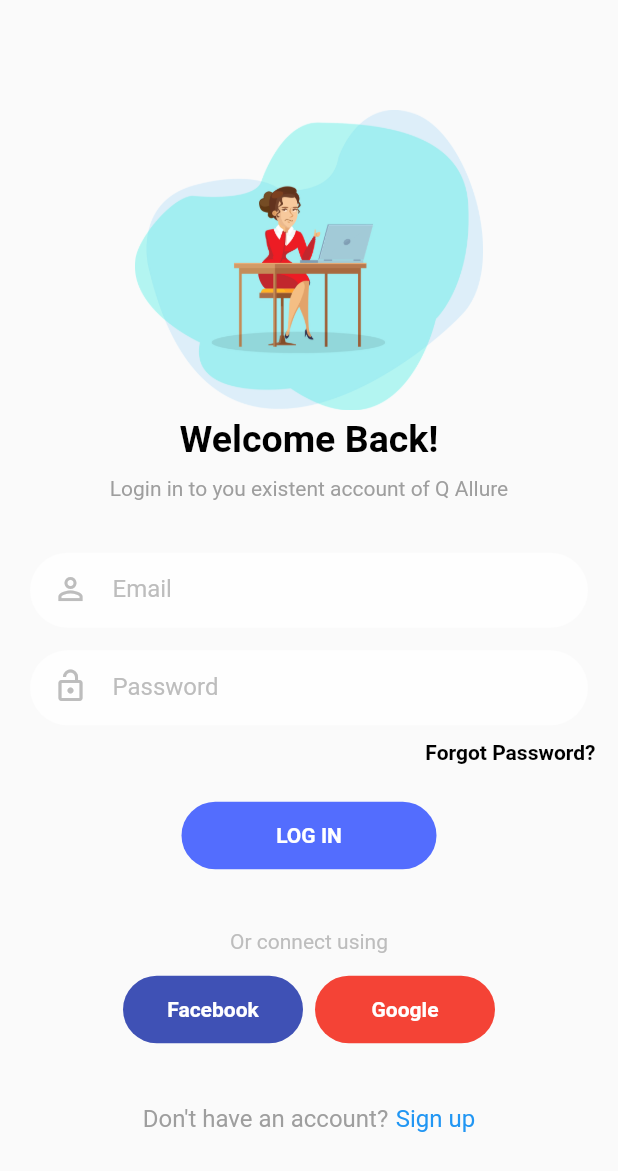
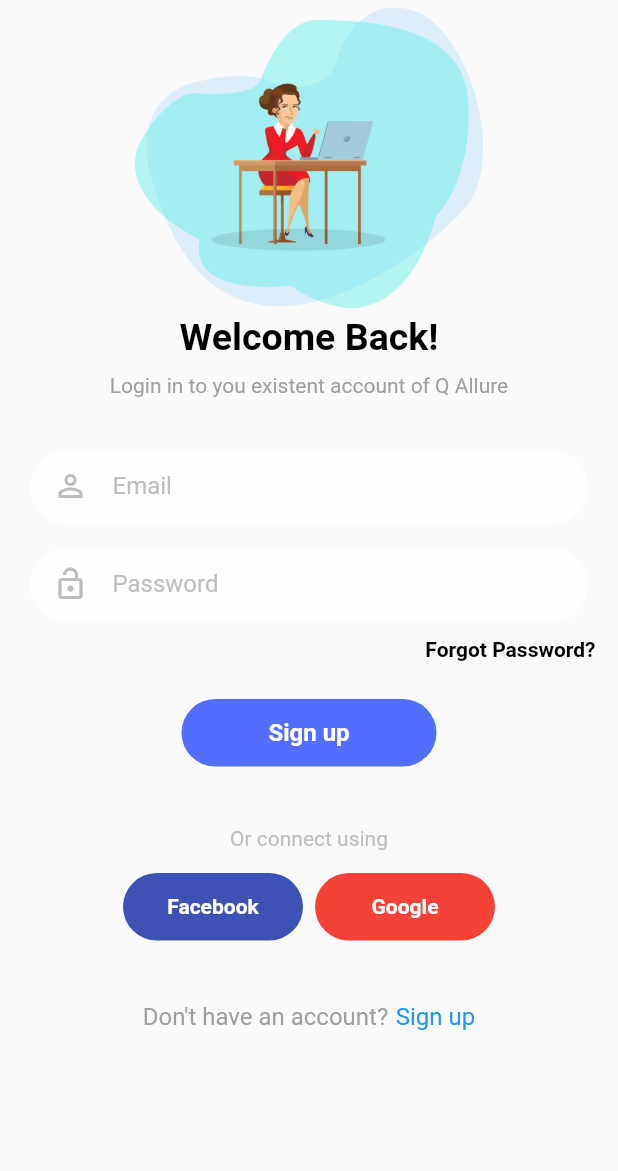
Before and after one commit to qodirxon0115/prefdemo, a Flutter app: the screen it shows after launch, on a phone screen of 412 x 824 dp. Shown: the top 1171 px of the screen. Run offline on Flutter 3.47's test engine with Material 2 defaults, Android fonts, the phone set to English and light mode, and no system bars; our stand-ins replace shared_preferences.

Commit message:
object storage added

```diff
--- a/lib/model/user_model.dart
+++ b/lib/model/user_model.dart
@@ -1,3 +1,6 @@
+
+
+
 class User{
   late String id;
   late String email;
@@ -11,6 +14,7 @@ class User{
         email = json["email"],
         password = json["password"];
 
+
   Map<String, dynamic> toJson() => {
     "id": id,
     "email": email,
--- a/lib/pages/home_page.dart
+++ b/lib/pages/home_page.dart
@@ -1,5 +1,8 @@
 import 'package:flutter/material.dart';
 import 'package:prefdemo/pages/signup_page.dart';
+
+import '../model/user_model.dart';
+import '../services/prefs_service.dart';
 
 class HomePage extends StatefulWidget {
   const HomePage({Key? key}) : super(key: key);
@@ -14,22 +17,24 @@ class _HomePageState extends State<HomePage> {
   final emailController = TextEditingController();
   final passwordController = TextEditingController();
 
-  // void _doLogin(){
-  //   String email = emailController.text.toString().trim();
-  //   String password = passwordController.text.toString().trim();
-  //   User user = User.from(email: email, password: password);
-  //   Prefs.storeUser(user);
-  //
-  //   Prefs.loadUser().then((user) => {
-  //     print(user?.email),
-  //   });
-  // }
+  void _doLogin(){
+    String email = emailController.text.toString().trim();
+    String password = passwordController.text.toString().trim();
+    User user = User.from(email: email, password: password);
+
+    Prefs.storeUser(user);
+
+    Prefs.loadUser().then((value) => {
+      print(user.password)
+    });
+  }
 
   @override
   Widget build(BuildContext context) {
     return Scaffold(
       backgroundColor: Colors.grey[250],
-      body: Column(
+      body: SingleChildScrollView(
+        child: Column(
           mainAxisAlignment: MainAxisAlignment.center,
           children: [
 
@@ -124,9 +129,13 @@ class _HomePageState extends State<HomePage> {
                 borderRadius: BorderRadius.circular(50),
                 color: Colors.indigoAccent,
               ),
-            child: const Center(
-                child: Text("LOG IN",
-                  style: TextStyle(color: Colors.white, fontWeight: FontWeight.bold),)),
+              child: Center(
+                child:
+                GestureDetector(
+                  onTap: _doLogin,
+                  child: const Text("Sign up", style: TextStyle(color: Colors.white,
+                      fontSize: 16, fontWeight: FontWeight.bold),),
+                ),),
             ),
 
             const SizedBox(height: 40,),
@@ -199,6 +208,7 @@ class _HomePageState extends State<HomePage> {
             ),
           ],
         ),
+      ),
     );
   }
 }
--- a/lib/services/prefs_service.dart
+++ b/lib/services/prefs_service.dart
@@ -23,7 +23,7 @@ class Prefs{
   static storeUser(User user) async {
     SharedPreferences prefs = await SharedPreferences.getInstance();
     String stringUser = jsonEncode(user);
-    prefs.setString("user", stringUser);
+    await prefs.setString("user", stringUser);
   }
 
   static Future<User?> loadUser() async {
```
Also changed, not shown: pubspec.lock. Lines whose indentation alone changed are shown as unchanged.
